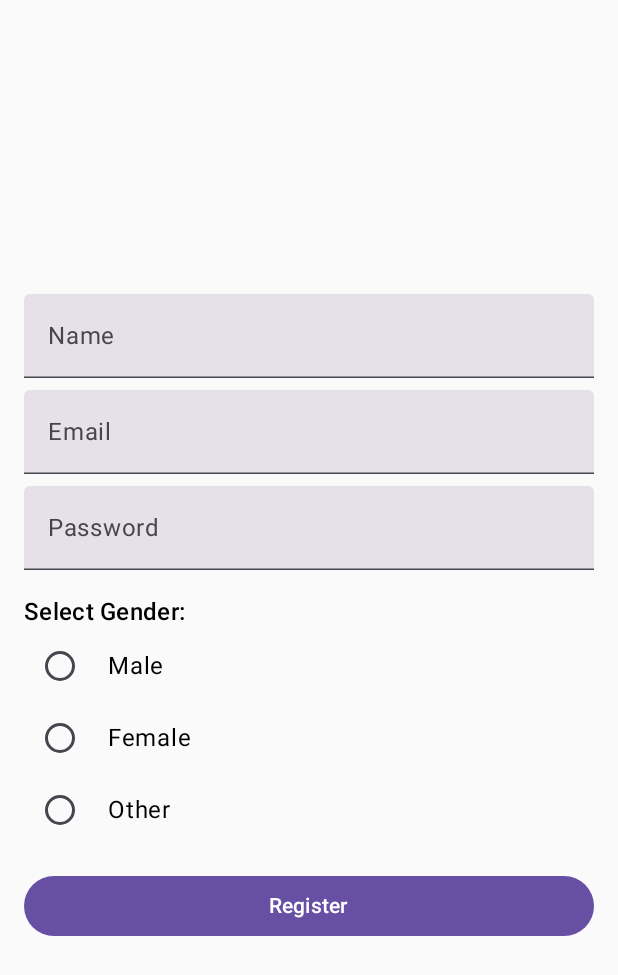
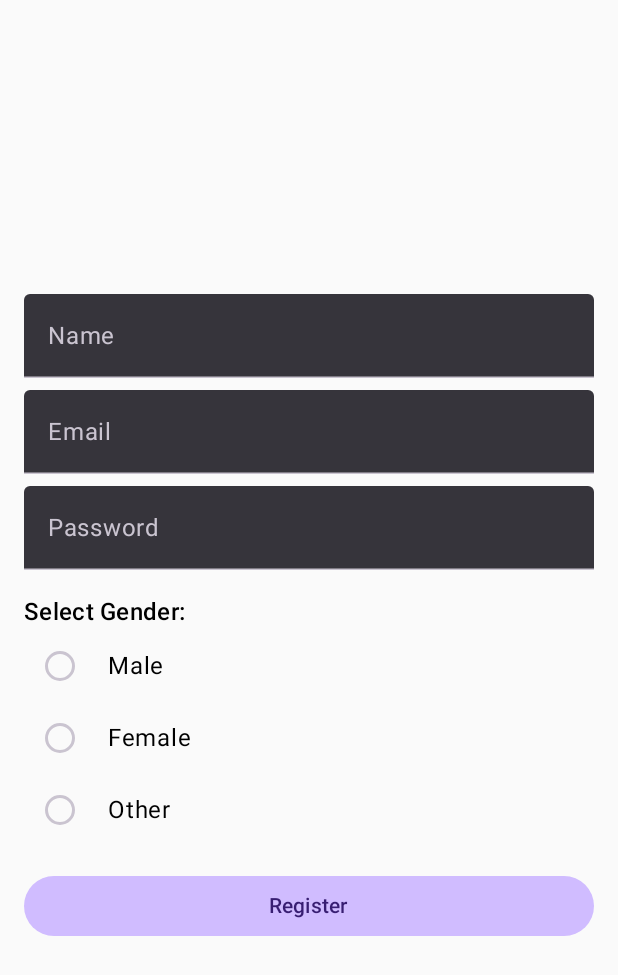
Before and after one commit to rookiky/Invest_er, an Android app built with Jetpack Compose: the screen it shows after launch (RegistrationActivity), after a tap on "Don't have an account? Sign Up", on a phone screen of 412 x 824 dp. Shown: the top 975 px of the screen. Run offline under Robolectric (Android 15) with nearby library versions, the phone set to English and light mode, and no system bars; our stand-ins replace Firebase (no records; nobody signed in at launch, a user with empty details on screens opened directly).

Commit message:
Style and Nav update

```diff
--- a/app/src/main/java/com/example/invest/LoginActivity.kt
+++ b/app/src/main/java/com/example/invest/LoginActivity.kt
@@ -10,6 +10,7 @@ import androidx.compose.material3.*
 import androidx.compose.runtime.*
 import androidx.compose.ui.Modifier
 import androidx.compose.ui.unit.dp
+import com.example.invest.ui.theme.InvestTheme
 import com.google.firebase.auth.FirebaseAuth
 
 class LoginActivity : ComponentActivity() {
@@ -21,7 +22,7 @@ class LoginActivity : ComponentActivity() {
         mAuth = FirebaseAuth.getInstance()
 
         setContent {
-            MaterialTheme {
+            InvestTheme {
                 LoginScreen ({ email, password ->
                     signInUser(email, password)
                 },
@@ -43,11 +44,13 @@ class LoginActivity : ComponentActivity() {
     }
 }
 
+@OptIn(ExperimentalMaterial3Api::class)
 @Composable
 fun LoginScreen(onLoginClick: (String, String) -> Unit, onRegisterClick: () -> Unit) {
-    var email by remember { mutableStateOf("") }
-    var password by remember { mutableStateOf("") }
-
+    Surface(
+        modifier = Modifier.fillMaxSize(),
+        color = MaterialTheme.colorScheme.background // Black background from theme
+    ) {
         Column(
             modifier = Modifier
                 .fillMaxSize()
@@ -55,36 +58,47 @@ fun LoginScreen(onLoginClick: (String, String) -> Unit, onRegisterClick: () -> U
             verticalArrangement = Arrangement.Center
         ) {
             TextField(
-            value = email,
-            onValueChange = { email = it },
+                value = "",
+                onValueChange = {},
                 label = { Text("Email") },
-            modifier = Modifier.fillMaxWidth()
+                modifier = Modifier.fillMaxWidth(),
+                colors = TextFieldDefaults.textFieldColors(
+
+                    containerColor = MaterialTheme.colorScheme.surface,
+                    focusedIndicatorColor = MaterialTheme.colorScheme.primary,
+                    unfocusedIndicatorColor = MaterialTheme.colorScheme.secondary
                 )
-
+            )
             Spacer(modifier = Modifier.height(8.dp))
-
             TextField(
-            value = password,
-            onValueChange = { password = it },
+                value = "",
+                onValueChange = {},
                 label = { Text("Password") },
                 modifier = Modifier.fillMaxWidth(),
-            visualTransformation = androidx.compose.ui.text.input.PasswordVisualTransformation()
+                colors = TextFieldDefaults.textFieldColors(
+                    containerColor = MaterialTheme.colorScheme.surface,
+                    focusedIndicatorColor = MaterialTheme.colorScheme.primary,
+                    unfocusedIndicatorColor = MaterialTheme.colorScheme.secondary
                 )
+            )
+            Spacer(modifier = Modifier.height(16.dp))
+            Button(
+                onClick = { onLoginClick("email", "password") },
+                modifier = Modifier.fillMaxWidth(),
+                colors = ButtonDefaults.buttonColors(
+                        containerColor = MaterialTheme.colorScheme.onSurface,
 
+            ),
+            ) {
+                Text("Login", color = MaterialTheme.colorScheme.onBackground)
+            }
             Spacer(modifier = Modifier.height(16.dp))
-
-        Button(
-            onClick = { onLoginClick(email, password) },
+            TextButton(
+                onClick = onRegisterClick,
                 modifier = Modifier.fillMaxWidth()
             ) {
-            Text("Login")
-        }
-
-        TextButton(
-            onClick = {onRegisterClick()},
-            modifier = Modifier.fillMaxWidth()
-        ) {
-            Text("Don't have an account? Sign Up")
+                Text("Don't have an account? Sign Up", color = MaterialTheme.colorScheme.onBackground)
             }
         }
     }
+}
--- a/app/src/main/java/com/example/invest/MainActivity.kt
+++ b/app/src/main/java/com/example/invest/MainActivity.kt
@@ -9,13 +9,14 @@ import androidx.compose.material3.*
 import androidx.compose.runtime.Composable
 import androidx.compose.ui.Modifier
 import androidx.compose.ui.unit.dp
+import com.example.invest.ui.theme.InvestTheme
 
 class MainActivity : ComponentActivity() {
     override fun onCreate(savedInstanceState: Bundle?) {
         super.onCreate(savedInstanceState)
 
         setContent {
-            MaterialTheme {
+            InvestTheme {
                 MainScreen(
                     onLoginClick = { startActivity(Intent(this, LoginActivity::class.java)) },
                     onRegisterClick = { startActivity(Intent(this, RegistrationActivity::class.java)) }
--- a/app/src/main/java/com/example/invest/RegisterActivity.kt
+++ b/app/src/main/java/com/example/invest/RegisterActivity.kt
@@ -13,6 +13,7 @@ import androidx.compose.ui.Modifier
 import androidx.compose.ui.platform.LocalContext
 import androidx.compose.ui.text.input.KeyboardType
 import androidx.compose.ui.unit.dp
+import com.example.invest.ui.theme.InvestTheme
 import com.google.firebase.auth.FirebaseAuth
 import com.google.firebase.database.FirebaseDatabase
 
@@ -25,7 +26,7 @@ class RegistrationActivity : ComponentActivity() {
         mAuth = FirebaseAuth.getInstance()
 
         setContent {
-            MaterialTheme {
+            InvestTheme {
                 RegistrationScreen { email, password, name, sex ->
                     registerUser(email, password, name, sex)
                 }
--- a/app/src/main/java/com/example/invest/ui/theme/Color.kt
+++ b/app/src/main/java/com/example/invest/ui/theme/Color.kt
@@ -9,3 +9,7 @@ val Pink80 = Color(0xFFEFB8C8)
 val Purple40 = Color(0xFF6650a4)
 val PurpleGrey40 = Color(0xFF625b71)
 val Pink40 = Color(0xFF7D5260)
+
+val Black = Color(0xFF0F0F0F)
+val ButtonBlack = Color(0xFF3E3E3E)
+val TextBlack = Color(0xFFA0A0A0)
--- a/app/src/main/java/com/example/invest/ui/theme/Theme.kt
+++ b/app/src/main/java/com/example/invest/ui/theme/Theme.kt
@@ -9,21 +9,29 @@ import androidx.compose.material3.dynamicDarkColorScheme
 import androidx.compose.material3.dynamicLightColorScheme
 import androidx.compose.material3.lightColorScheme
 import androidx.compose.runtime.Composable
+import androidx.compose.ui.graphics.Color
 import androidx.compose.ui.platform.LocalContext
 
 private val DarkColorScheme = darkColorScheme(
     primary = Purple80,
     secondary = PurpleGrey80,
-    tertiary = Pink80
+    tertiary = Pink80,
+    background = Black, // Set background to black
+    surface = Black,    // Set surface to black
+    onBackground = TextBlack, // Text color on black background
+    onSurface = ButtonBlack,
 )
 
 private val LightColorScheme = lightColorScheme(
     primary = Purple40,
     secondary = PurpleGrey40,
-    tertiary = Pink40
-
+    tertiary = Pink40,
+    background = Color.Black, // Set background to black
+    surface = Color.Black,    // Set surface to black
+    onBackground = Color.White, // Text color on black background
+    onSurface = Color.White
     /* Other default colors to override
-    background = Color(0xFFFFFBFE),
+    ,
     surface = Color(0xFFFFFBFE),
     onPrimary = Color.White,
     onSecondary = Color.White,
@@ -35,20 +43,12 @@ private val LightColorScheme = lightColorScheme(
 
 @Composable
 fun InvestTheme(
-    darkTheme: Boolean = isSystemInDarkTheme(),
+    darkTheme: Boolean = true,
     // Dynamic color is available on Android 12+
-    dynamicColor: Boolean = true,
+    dynamicColor: Boolean = false,
     content: @Composable () -> Unit
 ) {
-    val colorScheme = when {
-        dynamicColor && Build.VERSION.SDK_INT >= Build.VERSION_CODES.S -> {
-            val context = LocalContext.current
-            if (darkTheme) dynamicDarkColorScheme(context) else dynamicLightColorScheme(context)
-        }
-
-        darkTheme -> DarkColorScheme
-        else -> LightColorScheme
-    }
+    val colorScheme = if (darkTheme) DarkColorScheme else LightColorScheme
 
     MaterialTheme(
         colorScheme = colorScheme,
```
Lines whose indentation alone changed are shown as unchanged.
